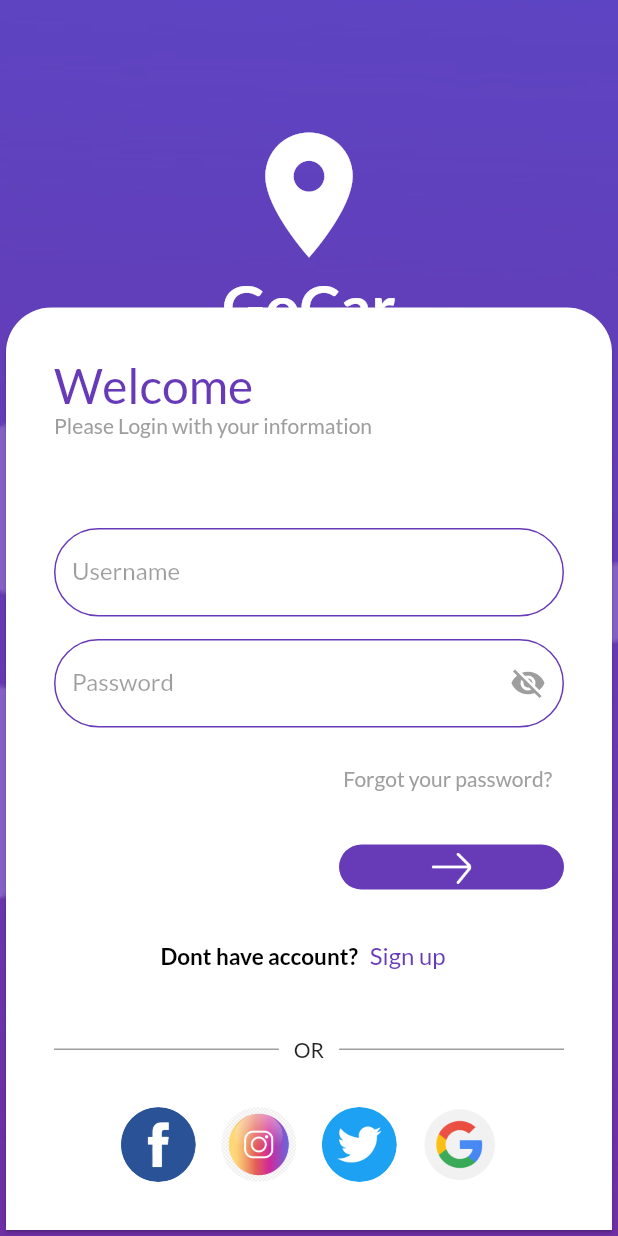
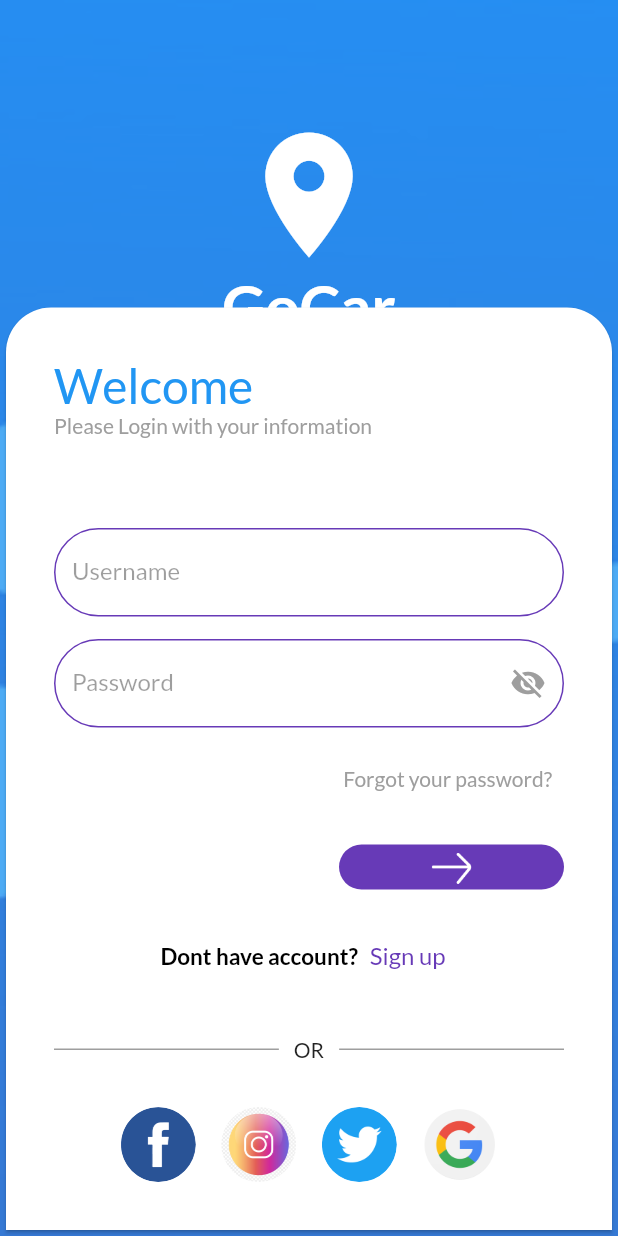
Before and after one commit to HameedMohammadi/GoCar, a Flutter app: the screen it shows after launch, on a phone screen of 412 x 824 dp. Run offline on Flutter 3.47's test engine with Material 2 defaults, Android fonts, the phone set to English and light mode, and no system bars; our stand-ins replace google_fonts.

Commit message:
Drawer_theme_widgets

```diff
--- a/go_car/lib/main.dart
+++ b/go_car/lib/main.dart
@@ -1,4 +1,4 @@
-// ignore_for_file: prefer_const_constructors
+// ignore_for_file: prefer_const_constructors, unused_import
 
 import 'package:flutter/material.dart';
 import 'package:go_car/screens/login_signup.dart';
@@ -7,6 +7,7 @@ import 'package:go_car/screens/signupPage.dart';
 import 'package:go_car/screens/home.dart';
 import 'package:go_car/utilities/routes.dart';
 import 'package:google_fonts/google_fonts.dart';
+import 'package:go_car/widgets/theme.dart';
 
 void main() {
   runApp(MyApp());
@@ -18,9 +19,7 @@ class MyApp extends StatelessWidget {
     return MaterialApp(
       debugShowCheckedModeBanner: false,
       themeMode: ThemeMode.light,
-      theme: ThemeData(
-          primarySwatch: Colors.deepPurple,
-          fontFamily: GoogleFonts.lato().fontFamily),
+      theme: mytheme.lighttheme(context),
       routes: {
         MyRoutes.mainRoute: (context) => Login(),
         //MyRoutes.mainRoute: (context) => login_signup(),
--- /dev/null
+++ b/go_car/lib/widgets/theme.dart
@@ -0,0 +1,17 @@
+// ignore_for_file: prefer_const_constructors, deprecated_member_use, camel_case_types
+
+import 'package:flutter/material.dart';
+import 'package:google_fonts/google_fonts.dart';
+
+class mytheme {
+  static ThemeData lighttheme(BuildContext context) => ThemeData(
+        primarySwatch: Colors.blue,
+        fontFamily: GoogleFonts.lato().fontFamily,
+        appBarTheme: AppBarTheme(
+            color: Colors.white,
+            elevation: 0.0,
+            iconTheme: IconThemeData(color: Colors.black),
+            titleTextStyle: Theme.of(context).textTheme.headline6,
+            centerTitle: true),
+      );
+}
```
Also changed, not shown: go_car/lib/widgets/drawer.dart (added, +66 -0 lines).
